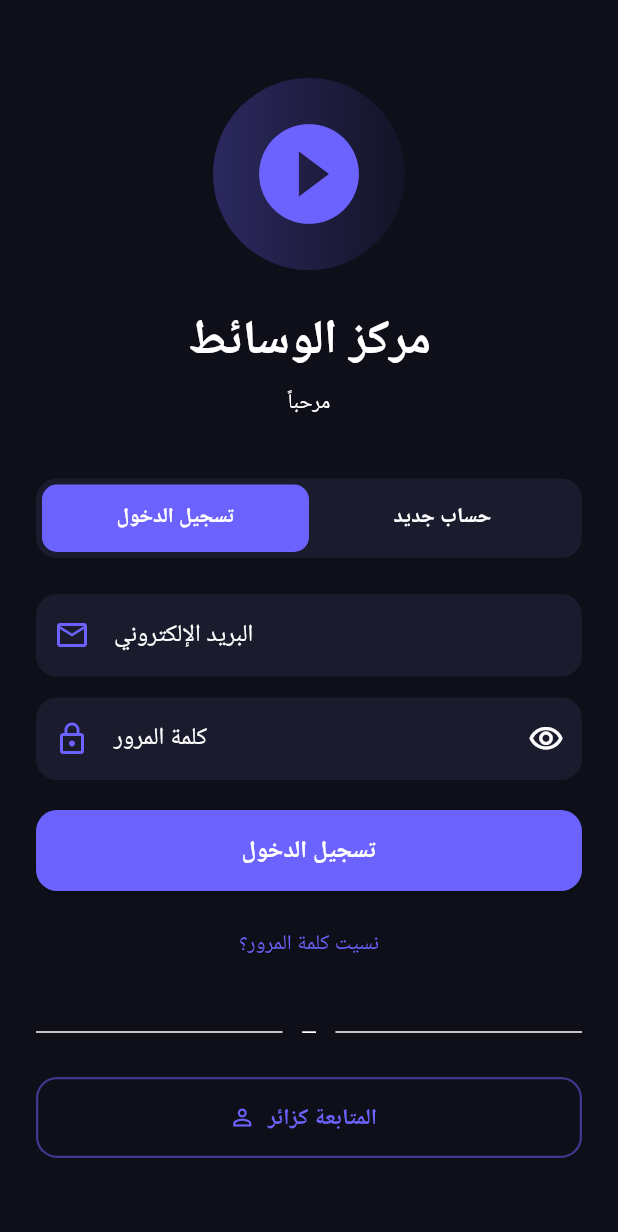
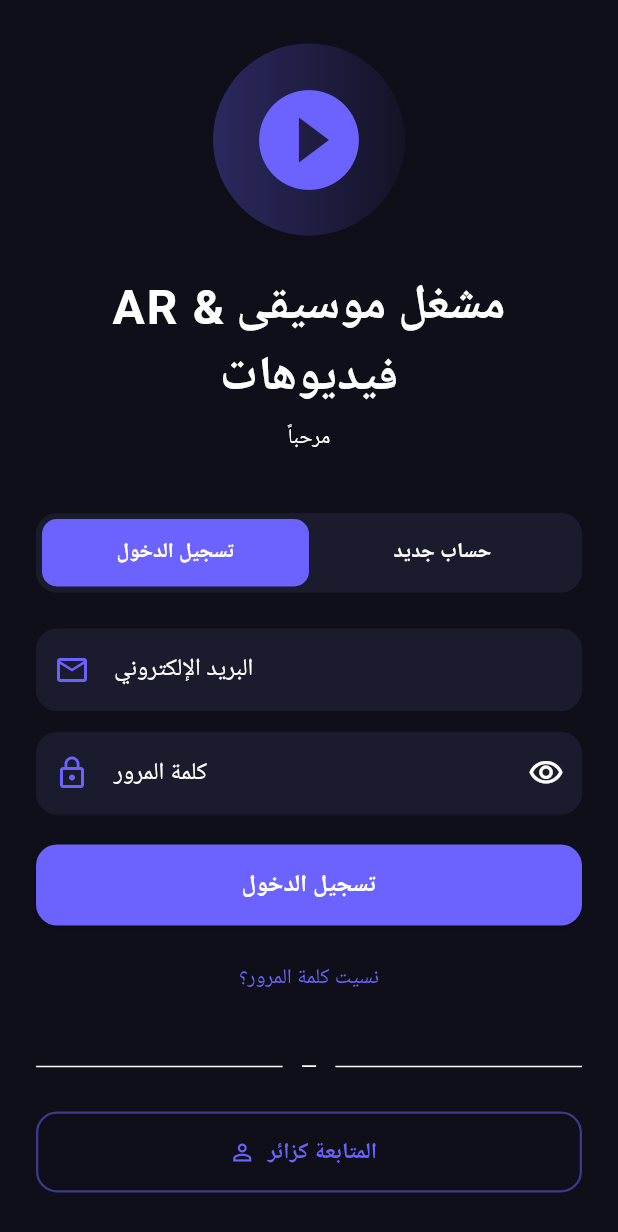
Before and after one commit to m5050p36-cpu/media_center, a Flutter app: the screen it shows after launch, on a phone screen of 412 x 824 dp. Shown: the top 1232 px of the screen. Run offline on Flutter 3.47's test engine with Material 3 defaults, Android fonts, the phone set to English and light mode, and no system bars; our stand-ins replace audio_video_progress_bar, carousel_slider, flutter_image_compress, image_picker, just_audio, just_audio_background and 4 more; missing offline and left inert: flutter_just_marquee, screen_brightness, video_thumbnail; accounts and stored records are empty.

Commit message:
feat: new app name (AR music&video) + new icon

```diff
--- a/lib/i18n/strings.dart
+++ b/lib/i18n/strings.dart
@@ -4,7 +4,7 @@ class S {
 
   static const _map = {
     'ar': {
-      'app_name': 'مركز الوسائط',
+      'app_name': 'AR مشغل موسيقى & فيديوهات',
       'home': 'الرئيسية',
       'profile': 'الملف الشخصي',
       'theme': 'الثيم',
@@ -62,7 +62,7 @@ class S {
       'email_confirm_note': 'تحقق من بريدك لتأكيد الحساب',
     },
     'en': {
-      'app_name': 'Media Center',
+      'app_name': 'AR Music & Video Player',
       'home': 'Home',
       'profile': 'Profile',
       'theme': 'Theme',
--- a/lib/main.dart
+++ b/lib/main.dart
@@ -60,7 +60,7 @@ class MediaCenterApp extends StatelessWidget {
       child: Consumer2<ThemeProvider, LanguageProvider>(
         builder: (context, theme, lang, _) {
           return MaterialApp(
-            title: 'Media Center',
+            title: 'AR مشغل موسيقى & فيديوهات',
             debugShowCheckedModeBanner: false,
             themeMode: theme.mode,
             theme: AppTheme.light(),
```
Also changed, not shown: pubspec.yaml (+15 -1 lines), assets/icon/app_icon.png (added), assets/icon/app_icon_foreground.png (added), pubspec.lock, 13 other files.
